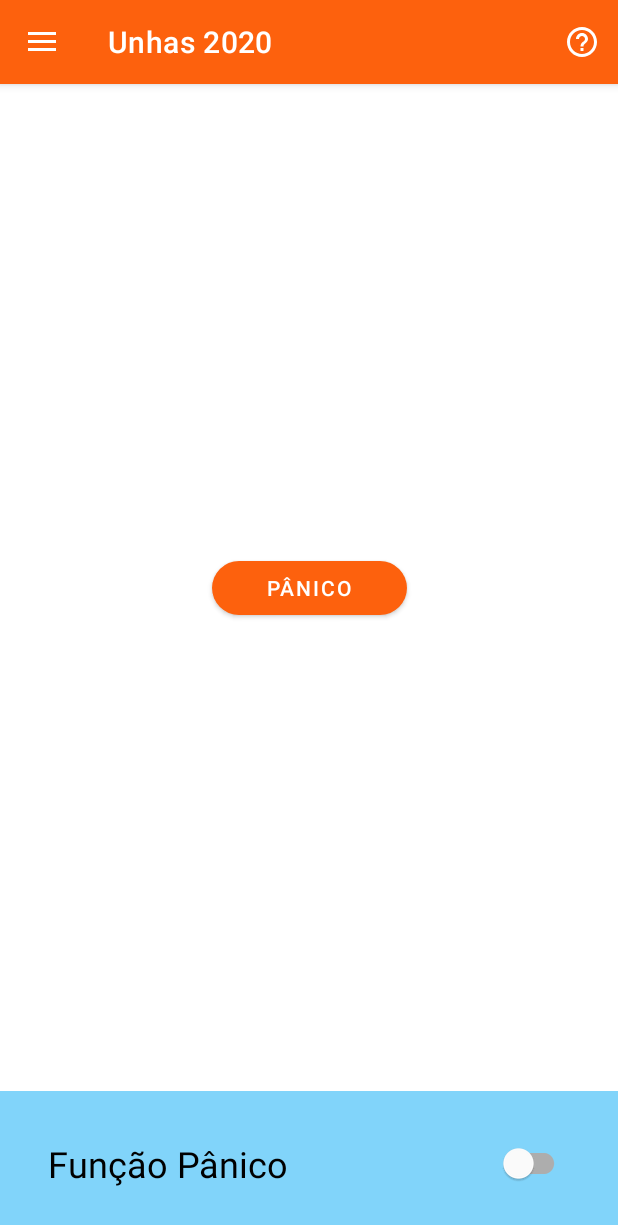
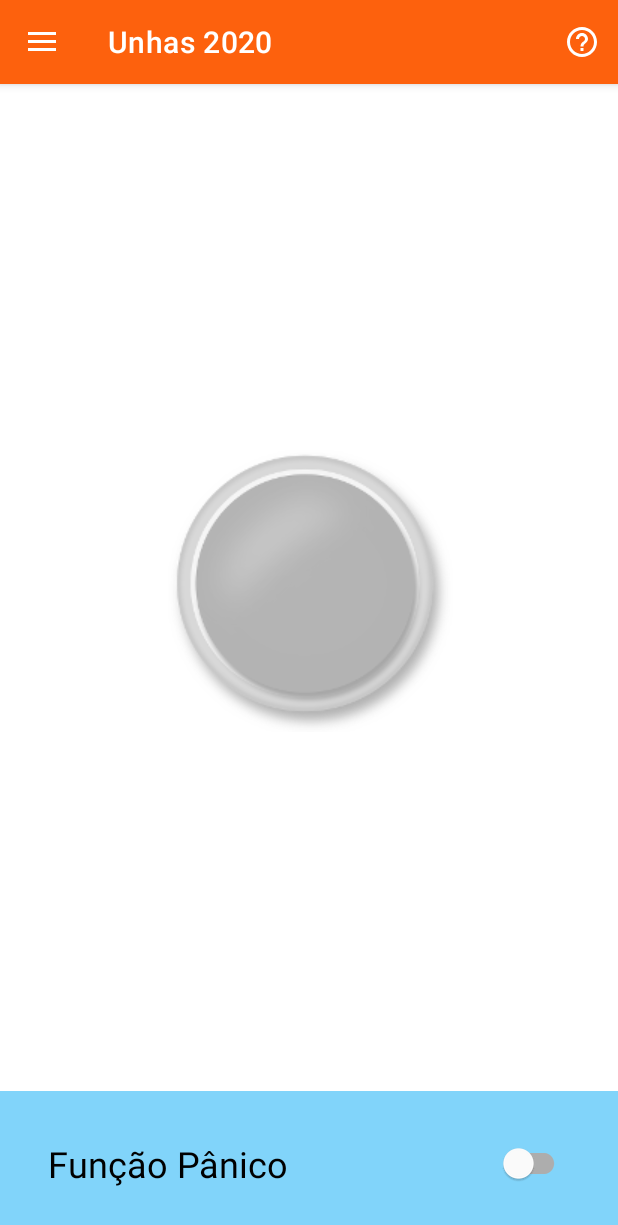
Before and after one commit to DenilsonDonolato/AppGm, an Android app: the MainActivity screen opened directly, with no data from a screen before it, on a phone screen of 412 x 824 dp. Shown: the top 1225 px of the screen. Run offline under Robolectric (Android 15) with nearby library versions, the phone set to English and light mode, and no system bars.

Commit message:
create button Panic

```diff
--- a/app/build.gradle
+++ b/app/build.gradle
@@ -21,7 +21,7 @@ android {
             buildConfigField("String", "BASE_URL", "\"https://url.back-end.com/\"")
         }
         debug {
-            buildConfigField("String", "BASE_URL", "\"https://b705eb9b1ad1.ngrok.io \"")
+            buildConfigField("String", "BASE_URL", "\"https://21dbb42b3b20.ngrok.io/\"")
         }
     }
 
--- a/app/src/main/java/com/ads/appgm/MainActivity.java
+++ b/app/src/main/java/com/ads/appgm/MainActivity.java
@@ -1,6 +1,7 @@
 package com.ads.appgm;
 
 import android.content.Intent;
+import android.content.SharedPreferences;
 import android.graphics.drawable.TransitionDrawable;
 import android.os.Bundle;
 import android.view.Menu;
@@ -22,6 +23,8 @@ import com.ads.appgm.manager.PaniqueManagerListener;
 import com.ads.appgm.manager.device.output.OutputDeviceListener;
 import com.ads.appgm.service.PaniqueQuick;
 import com.ads.appgm.util.SettingsUtils;
+import com.ads.appgm.util.SharedPreferenceUtil;
+import com.google.android.gms.common.util.SharedPreferencesUtils;
 import com.google.android.gms.location.FusedLocationProviderClient;
 import com.google.android.gms.location.LocationServices;
 import com.google.android.material.navigation.NavigationView;
@@ -58,14 +61,27 @@ public class MainActivity extends AppCompatActivity implements PaniqueManagerLis
         toggle.getDrawerArrowDrawable().setColor(getResources().getColor(R.color.textColor));
         toggle.syncState();
         binding.navView.setNavigationItemSelectedListener(this);
+
+
     }
 
     @Override
     protected void onStart() {
-        Button panic = findViewById(R.id.buttonPanic);
-
-        panic.setOnClickListener(new ButtonPanic(fusedLocationProviderClient, this));
-
+//        binding.buttonPanic.setOnClickListener(new ButtonPanic(fusedLocationProviderClient, this));
+          binding.buttonPanic.setOnClickListener(new View.OnClickListener() {
+              @Override
+              public void onClick(View v) {
+                  SharedPreferences sp = SharedPreferenceUtil.getSharedePreferences();
+                  boolean isActive = sp.getBoolean("panicActive", false);
+                  if (isActive){
+                      sp.edit().putBoolean("panicActive", false).apply();
+                      binding.buttonPanic.setBackground(getDrawable(R.drawable.button_disabled));
+                  }else{
+                      sp.edit().putBoolean("panicActive", true).apply();
+                      binding.buttonPanic.setBackground(getDrawable(R.drawable.button_default));
+                  }
+              }
+          });
         super.onStart();
     }
 
--- /dev/null
+++ b/app/src/main/res/drawable/custom_button.xml
@@ -0,0 +1,10 @@
+<?xml version="1.0" encoding="utf-8"?>
+<selector xmlns:android="http://schemas.android.com/apk/res/android">
+
+    <item
+        android:state_pressed="true"
+        android:drawable="@drawable/button_pressed" />
+
+    <item
+        android:drawable="@drawable/button_disabled" />
+</selector>
--- a/app/src/main/res/layout/activity_main.xml
+++ b/app/src/main/res/layout/activity_main.xml
@@ -30,12 +30,11 @@
             app:layout_constraintEnd_toEndOf="parent"
             app:layout_constraintStart_toStartOf="parent" />
 
-        <com.google.android.material.button.MaterialButton
+        <android.widget.Button
             android:id="@+id/buttonPanic"
-            style="@style/MyButtonTheme"
-            android:layout_width="130dp"
+            android:layout_width="wrap_content"
             android:layout_height="wrap_content"
-            android:text="@string/button_panic"
+            android:background="@drawable/custom_button"
             app:layout_constraintBottom_toTopOf="@+id/panic_function"
             app:layout_constraintEnd_toEndOf="parent"
             app:layout_constraintStart_toStartOf="parent"
```
Also changed, not shown: app/src/main/res/drawable/button_default.png (added), app/src/main/res/drawable/button_disabled.png (added), app/src/main/res/drawable/button_pressed.png (added).
